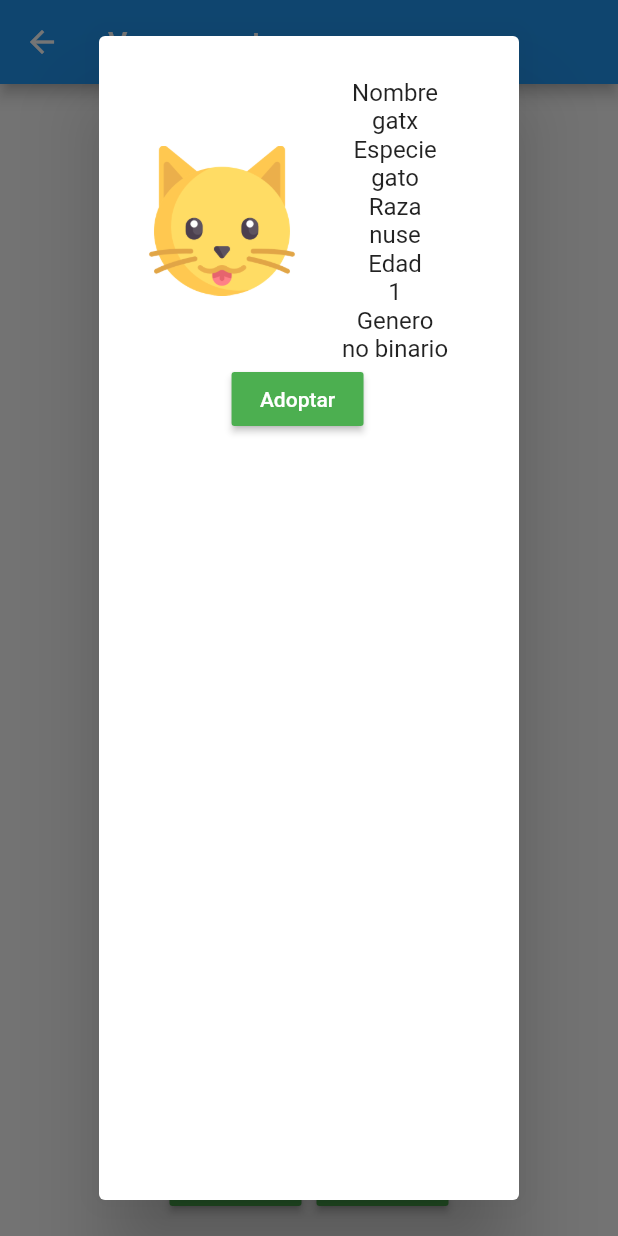
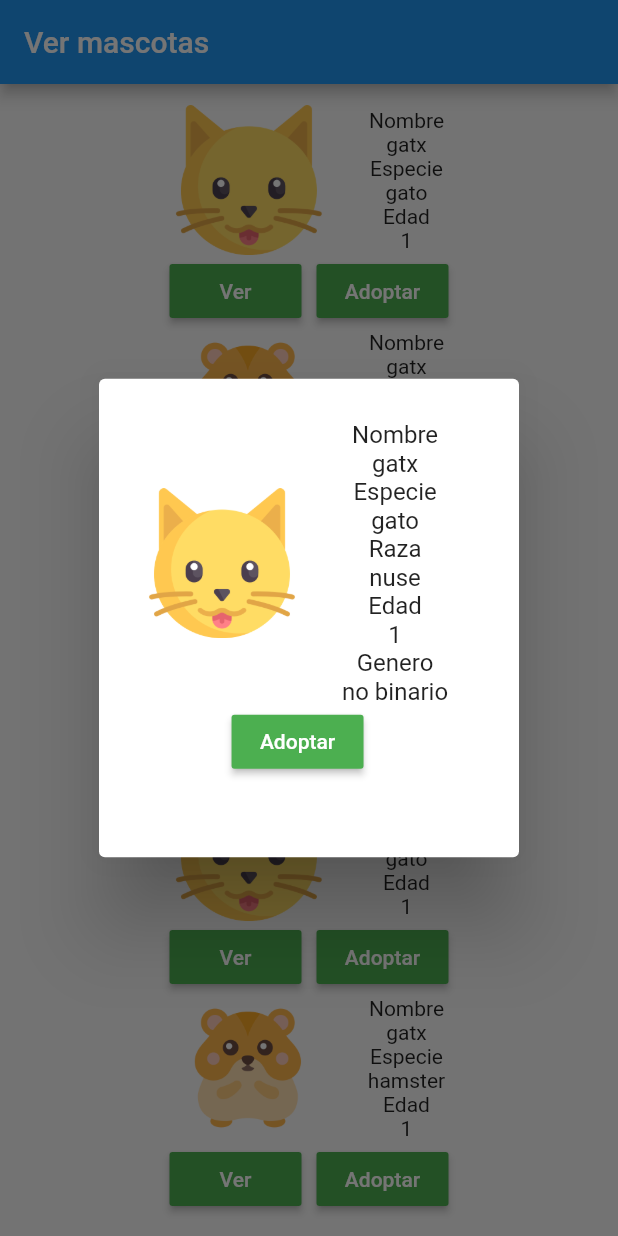
Before and after one commit to DylanEscala/GUIlp, a Flutter app: the ManagerHomePage screen opened directly, after a tap on "Ver", on a phone screen of 412 x 824 dp. Run offline on Flutter 3.47's test engine with Material 2 defaults, Android fonts, the phone set to English and light mode, and no system bars.

Commit message:
Fixing pop up size

```diff
--- a/proyectolp/lib/main.dart
+++ b/proyectolp/lib/main.dart
@@ -31,7 +31,7 @@ class MyApp extends StatelessWidget {
         // closer together (more dense) than on mobile platforms.
         visualDensity: VisualDensity.adaptivePlatformDensity,
       ),
-      home: FormSubmitPetPage(), //MyHomePage(title: 'Flutter Demo Home Page'),
+      home: ManagerHomePage(), //MyHomePage(title: 'Flutter Demo Home Page'),
       debugShowCheckedModeBanner: false,
     );
   }
--- a/proyectolp/lib/widgets/PetWidget.dart
+++ b/proyectolp/lib/widgets/PetWidget.dart
@@ -46,6 +46,7 @@ class PetWidget {
         builder: (BuildContext context) {
           return AlertDialog(
             content: Container(
+              height: 275,
               //overflow: Overflow.visible,
               child: ListView(scrollDirection: Axis.horizontal,shrinkWrap: true,padding: const EdgeInsets.all(8.0),children: <Widget>[
                 Column(mainAxisSize: MainAxisSize.min,children: <Widget>[Row(mainAxisAlignment: MainAxisAlignment.center,children: <Widget> [
@@ -64,9 +65,9 @@ class PetWidget {
                     Text(pet.genero.toString()),
                   ],
                   )]
-                ),Row(mainAxisAlignment: MainAxisAlignment.center,children: <Widget>[
-                  RaisedButton(onPressed: (){adoptar();},child: Text('Adoptar'),color: Colors.green,textColor: Colors.white,),
-                ],)])
+                ),
+                  RaisedButton(onPressed: (){adoptar();},child: Text('Adoptar'),color: Colors.green,textColor: Colors.white,)],
+                )
               ]
               ),
             ),
```
